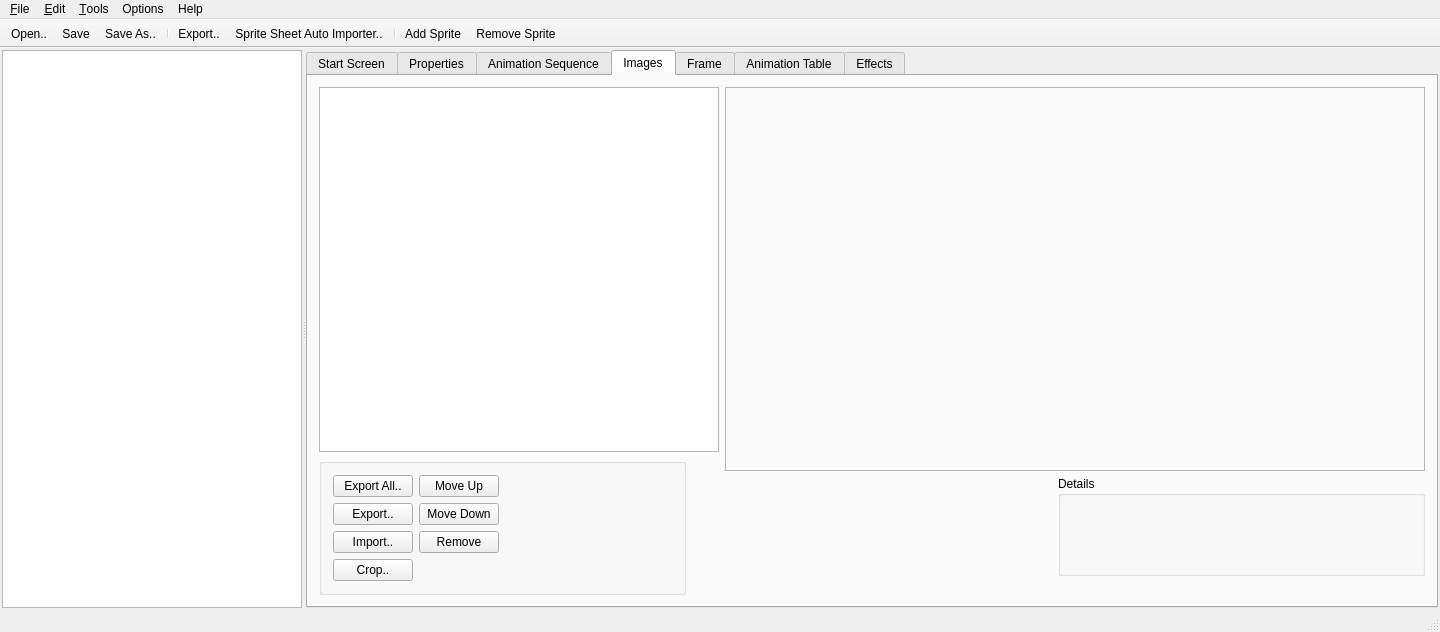
The window that mainwindow.ui (PsyCommando/ppmdu_spriteeditor) describes before a commit, drawn with Qt 5.
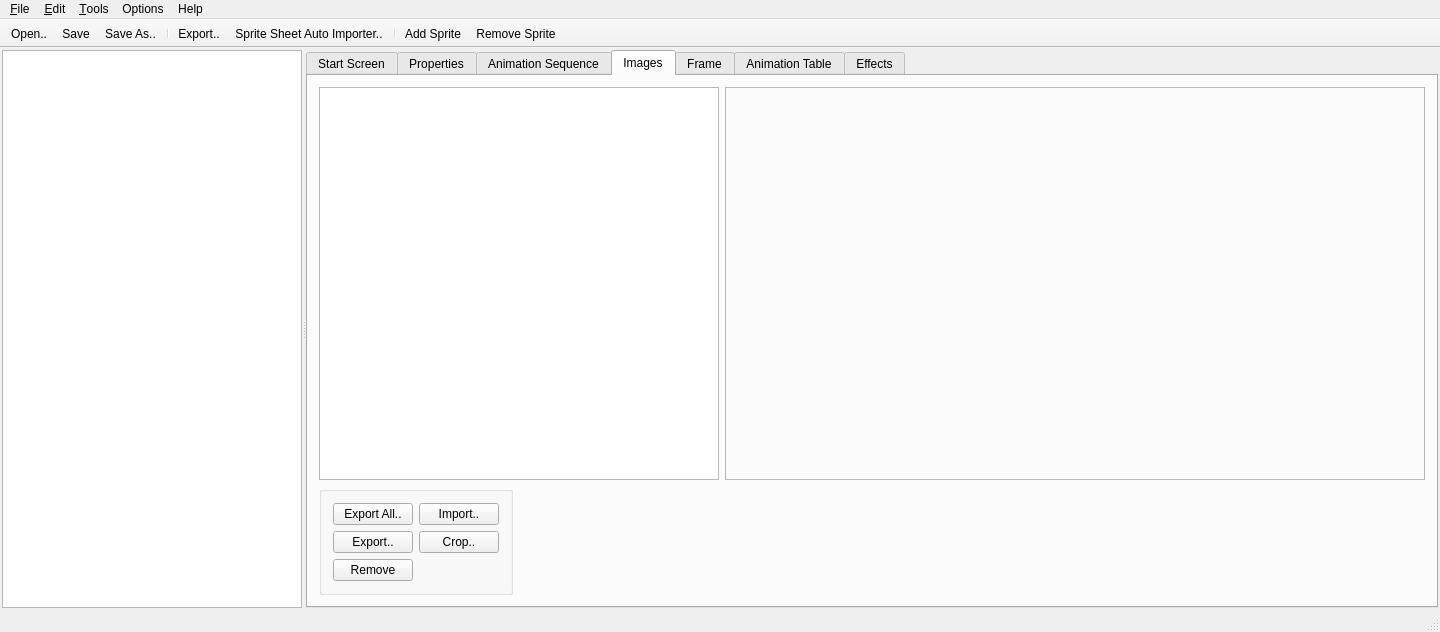
The same window after the commit. The open tabs and pages were chosen to show the change. Icons and pictures are not drawn.

Commit message:
Fixed animation playback slider and spinbox
* Basically, a new animation sprite was created for each time a new sequence was loaded and never deleted. It was essentially a memory leak.
* Also, when setting a frame via message, the time to next frame was not being updated.
* The frame updated message was sent with the value before it was clamped between 0 and n. where n is the length of the sequence.

Patch:
```diff
--- a/mainwindow.ui
+++ b/mainwindow.ui
@@ -1004,7 +1004,7 @@
            <item>
             <widget class="QGroupBox" name="groupBox_7">
              <property name="sizePolicy">
-              <sizepolicy hsizetype="MinimumExpanding" vsizetype="Fixed">
+              <sizepolicy hsizetype="Fixed" vsizetype="Fixed">
                <horstretch>0</horstretch>
                <verstretch>0</verstretch>
               </sizepolicy>
@@ -1013,73 +1013,59 @@
               <string/>
              </property>
              <layout class="QFormLayout" name="formLayout_4">
-              <item row="0" column="0">
+              <item row="2" column="0">
                <widget class="QPushButton" name="btnImagesExportAll">
                 <property name="text">
                  <string>Export All..</string>
                 </property>
                </widget>
               </item>
-              <item row="0" column="1">
-               <widget class="QPushButton" name="btnImagesMoveUp">
-                <property name="sizePolicy">
-                 <sizepolicy hsizetype="Fixed" vsizetype="Fixed">
-                  <horstretch>0</horstretch>
-                  <verstretch>0</verstretch>
-                 </sizepolicy>
-                </property>
-                <property name="text">
-                 <string>Move Up</string>
-                </property>
-               </widget>
-              </item>
-              <item row="1" column="1">
-               <widget class="QPushButton" name="btnImagesMoveDown">
-                <property name="sizePolicy">
-                 <sizepolicy hsizetype="Fixed" vsizetype="Fixed">
-                  <horstretch>0</horstretch>
-                  <verstretch>0</verstretch>
-                 </sizepolicy>
-                </property>
-                <property name="text">
-                 <string>Move Down</string>
-                </property>
-               </widget>
-              </item>
-              <item row="2" column="1">
-               <widget class="QPushButton" name="btnImagesRemove">
-                <property name="sizePolicy">
-                 <sizepolicy hsizetype="Fixed" vsizetype="Fixed">
-                  <horstretch>0</horstretch>
-                  <verstretch>0</verstretch>
-                 </sizepolicy>
-                </property>
-                <property name="text">
-                 <string>Remove</string>
-                </property>
-               </widget>
-              </item>
-              <item row="1" column="0">
+              <item row="3" column="0">
                <widget class="QPushButton" name="btnImagesExport">
                 <property name="text">
                  <string>Export..</string>
                 </property>
                </widget>
               </item>
-              <item row="2" column="0">
+              <item row="2" column="1">
                <widget class="QPushButton" name="btnImagesImport">
+                <property name="sizePolicy">
+                 <sizepolicy hsizetype="Fixed" vsizetype="Fixed">
+                  <horstretch>0</horstretch>
+                  <verstretch>0</verstretch>
+                 </sizepolicy>
+                </property>
                 <property name="text">
                  <string>Import..</string>
                 </property>
                </widget>
               </item>
-              <item row="3" column="0">
+              <item row="3" column="1">
                <widget class="QPushButton" name="btnImageCrop">
+                <property name="sizePolicy">
+                 <sizepolicy hsizetype="Fixed" vsizetype="Fixed">
+                  <horstretch>0</horstretch>
+                  <verstretch>0</verstretch>
+                 </sizepolicy>
+                </property>
                 <property name="text">
                  <string>Crop..</string>
                 </property>
                </widget>
               </item>
+              <item row="4" column="0">
+               <widget class="QPushButton" name="btnImagesRemove">
+                <property name="sizePolicy">
+                 <sizepolicy hsizetype="Fixed" vsizetype="Fixed">
+                  <horstretch>0</horstretch>
+                  <verstretch>0</verstretch>
+                 </sizepolicy>
+                </property>
+                <property name="text">
+                 <string>Remove</string>
+                </property>
+               </widget>
+              </item>
              </layout>
             </widget>
            </item>
@@ -1099,25 +1085,6 @@
              </property>
             </spacer>
            </item>
-           <item>
-            <widget class="QGroupBox" name="groupBox_8">
-             <property name="sizePolicy">
-              <sizepolicy hsizetype="MinimumExpanding" vsizetype="Fixed">
-               <horstretch>0</horstretch>
-               <verstretch>0</verstretch>
-              </sizepolicy>
-             </property>
-             <property name="minimumSize">
-              <size>
-               <width>120</width>
-               <height>100</height>
-              </size>
-             </property>
-             <property name="title">
-              <string>Details</string>
-             </property>
-            </widget>
-           </item>
           </layout>
          </item>
         </layout>
```
Left out of the diff: 42 changed lines with no effect on the pictures. The commit also changes 4 other files.
